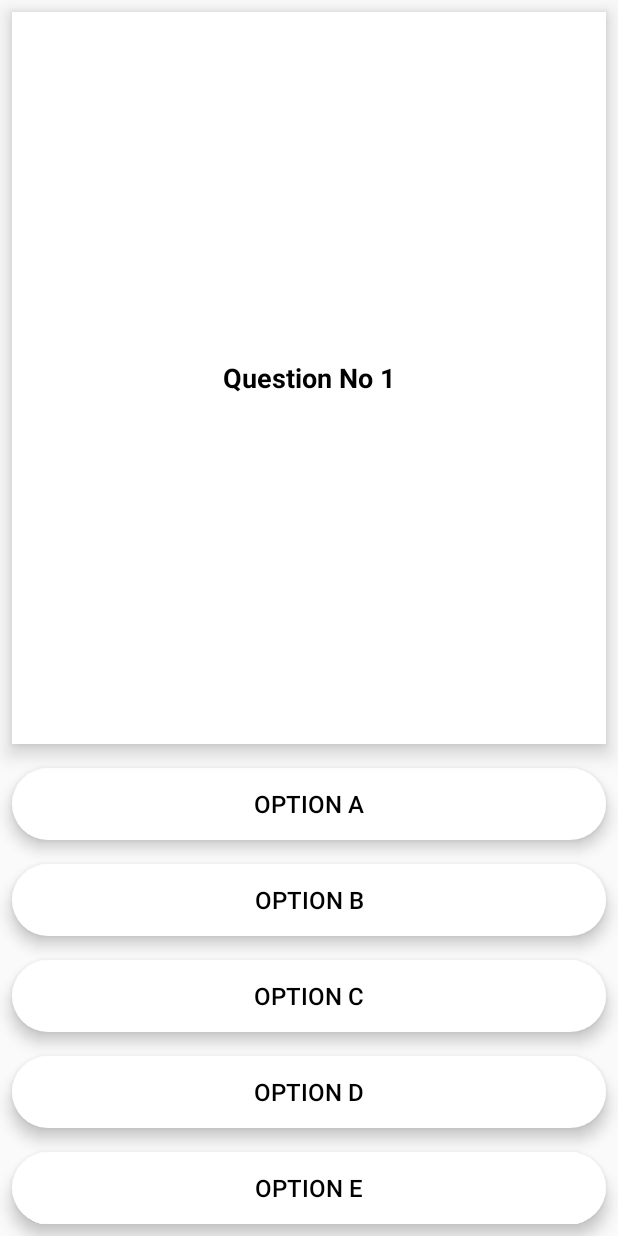
After one commit to vchksschool/my-application, an Android app: the layout question_item_layout.xml on its own in the app's theme, with its tools: preview values and no code run, on a phone screen of 412 x 824 dp. The commit adds this screen. Run offline under Robolectric (Android 15) with nearby library versions, the phone set to English and light mode, and no system bars; network calls fail.

Commit message:
Question Activity nearly completed

```diff
--- a/app/src/main/java/com/mtc/top5/CategoryAdapter.java
+++ b/app/src/main/java/com/mtc/top5/CategoryAdapter.java
@@ -62,6 +62,7 @@ public class CategoryAdapter extends BaseAdapter {
         TextView noOfTests = myView.findViewById(R.id.no_of_tests);
 
         catName.setText(cat_list.get(position).getName());
+
         noOfTests.setText(String.valueOf(cat_list.get(position).getNoOfTests()) +  " Tests");
 
 
--- /dev/null
+++ b/app/src/main/res/drawable/selected_btn.xml
@@ -0,0 +1,6 @@
+<?xml version="1.0" encoding="utf-8"?>
+<shape xmlns:android="http://schemas.android.com/apk/res/android">
+    <stroke android:color="@color/colorPrimary" android:width="4dp"/>
+    <solid android:color="#FBCDCA"/>
+    <corners android:radius="150dp"/>
+</shape>
--- /dev/null
+++ b/app/src/main/res/drawable/unselected_btn.xml
@@ -0,0 +1,6 @@
+<?xml version="1.0" encoding="utf-8"?>
+<shape xmlns:android="http://schemas.android.com/apk/res/android">
+    <corners android:radius="300dp"/>
+    <solid android:color="@android:color/white"/>
+
+</shape>
--- /dev/null
+++ b/app/src/main/res/layout/question_item_layout.xml
@@ -0,0 +1,101 @@
+<?xml version="1.0" encoding="utf-8"?>
+<LinearLayout xmlns:android="http://schemas.android.com/apk/res/android"
+    android:orientation="vertical"
+    android:layout_width="match_parent"
+    android:layout_height="match_parent"
+    >
+    <TextView
+        android:layout_width="match_parent"
+        android:layout_height="wrap_content"
+        android:layout_margin="8dp"
+        android:id="@+id/tv_question"
+        android:padding="8dp"
+        android:gravity="center"
+        android:layout_weight="1"
+        android:textColor="@android:color/black"
+        android:text="Question No 1"
+        android:textSize="18sp"
+        android:textStyle="bold"
+        android:background="@android:color/white"
+        android:inputType="textMultiLine"
+        android:elevation="5dp"
+        android:translationZ="3dp"
+
+        />
+
+    <Button
+        android:layout_width="match_parent"
+        android:layout_height="wrap_content"
+        android:layout_margin="8dp"
+        android:id="@+id/optionA"
+        android:textColor="@android:color/black"
+        android:text="option A"
+        android:textSize="16sp"
+
+        android:background="@drawable/unselected_btn"
+        android:elevation="3dp"
+        android:translationZ="3dp"
+        android:stateListAnimator="@null"
+
+        />
+    <Button
+        android:layout_width="match_parent"
+        android:layout_height="wrap_content"
+        android:layout_margin="8dp"
+        android:id="@+id/optionB"
+        android:textColor="@android:color/black"
+        android:text="option B"
+        android:textSize="16sp"
+
+        android:background="@drawable/unselected_btn"
+        android:elevation="3dp"
+        android:translationZ="3dp"
+        android:stateListAnimator="@null"
+
+        />
+    <Button
+        android:layout_width="match_parent"
+        android:layout_height="wrap_content"
+        android:layout_margin="8dp"
+        android:id="@+id/optionC"
+        android:textColor="@android:color/black"
+        android:text="option C"
+        android:textSize="16sp"
+
+        android:background="@drawable/unselected_btn"
+        android:elevation="3dp"
+        android:translationZ="3dp"
+        android:stateListAnimator="@null"
+
+        />
+    <Button
+        android:layout_width="match_parent"
+        android:layout_height="wrap_content"
+        android:layout_margin="8dp"
+        android:id="@+id/optionD"
+        android:textColor="@android:color/black"
+        android:text="option D"
+        android:textSize="16sp"
+
+        android:background="@drawable/unselected_btn"
+        android:elevation="3dp"
+        android:translationZ="3dp"
+        android:stateListAnimator="@null"
+
+        />
+    <Button
+        android:layout_width="match_parent"
+        android:layout_height="wrap_content"
+        android:layout_margin="8dp"
+        android:id="@+id/optionE"
+        android:textColor="@android:color/black"
+        android:text="option E"
+        android:textSize="16sp"
+
+        android:background="@drawable/unselected_btn"
+        android:elevation="3dp"
+        android:translationZ="3dp"
+        android:stateListAnimator="@null"
+
+        />
+</LinearLayout>
--- a/app/src/main/res/values/themes.xml
+++ b/app/src/main/res/values/themes.xml
@@ -1,6 +1,6 @@
 <resources xmlns:tools="http://schemas.android.com/tools">
     <!-- Base application theme. -->
-    <style name="Theme.Top5" parent="Theme.MaterialComponents.DayNight.NoActionBar">
+    <style name="Theme.Top5" parent="Theme.AppCompat.DayNight.NoActionBar">
         <!-- Primary brand color. -->
         <item name="colorPrimary">#CF183C</item>
         <item name="colorPrimaryVariant">#C00707</item>
```
Also changed, not shown: app/src/main/java/com/mtc/top5/CategoryFragment.java (+5 -4 lines), app/src/main/java/com/mtc/top5/CategoryModel.java (+12 -1 lines), app/src/main/java/com/mtc/top5/MyThread.java (+213 -3 lines), app/src/main/java/com/mtc/top5/QuestionModel.java (added, +80 -0 lines), app/src/main/java/com/mtc/top5/QuestionsActivity.java (+73 -0 lines), app/src/main/java/com/mtc/top5/QuestionsAdapter.java (added, +68 -0 lines), app/src/main/java/com/mtc/top5/StartQuizActivity2.java (+40 -0 lines), app/src/main/java/com/mtc/top5/TestActivity.java (+26 -7 lines), app/src/main/java/com/mtc/top5/TestAdapter.java (+11 -1 lines), app/src/main/res/layout/activity_questions.xml (+42 -8 lines), app/src/main/res/layout/activity_start_quiz2.xml (+8 -5 lines).
